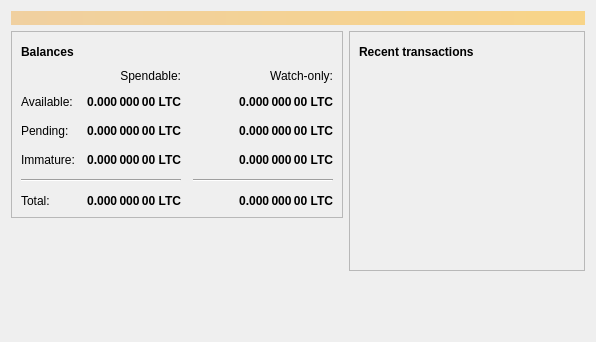
Old version of the form src/qt/forms/overviewpage.ui in the repository experiencecoin/experiencecoin_legacy.
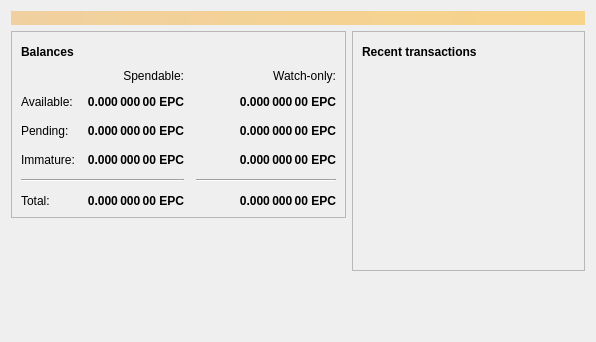
New version of the form. Icons and pictures are not drawn.

Patch:
```diff
--- a/src/qt/forms/overviewpage.ui
+++ b/src/qt/forms/overviewpage.ui
@@ -129,7 +129,7 @@
                <string>Unconfirmed transactions to watch-only addresses</string>
               </property>
               <property name="text">
-               <string notr="true">0.000 000 00 LTC</string>
+               <string notr="true">0.000 000 00 EPC</string>
               </property>
               <property name="alignment">
                <set>Qt::AlignRight|Qt::AlignTrailing|Qt::AlignVCenter</set>
@@ -154,7 +154,7 @@
                <string>Total of transactions that have yet to be confirmed, and do not yet count toward the spendable balance</string>
               </property>
               <property name="text">
-               <string notr="true">0.000 000 00 LTC</string>
+               <string notr="true">0.000 000 00 EPC</string>
               </property>
               <property name="alignment">
                <set>Qt::AlignRight|Qt::AlignTrailing|Qt::AlignVCenter</set>
@@ -179,7 +179,7 @@
                <string>Mined balance in watch-only addresses that has not yet matured</string>
               </property>
               <property name="text">
-               <string notr="true">0.000 000 00 LTC</string>
+               <string notr="true">0.000 000 00 EPC</string>
               </property>
               <property name="alignment">
                <set>Qt::AlignRight|Qt::AlignTrailing|Qt::AlignVCenter</set>
@@ -237,7 +237,7 @@
                <string>Mined balance that has not yet matured</string>
               </property>
               <property name="text">
-               <string notr="true">0.000 000 00 LTC</string>
+               <string notr="true">0.000 000 00 EPC</string>
               </property>
               <property name="alignment">
                <set>Qt::AlignRight|Qt::AlignTrailing|Qt::AlignVCenter</set>
@@ -282,7 +282,7 @@
                <string>Your current total balance</string>
               </property>
               <property name="text">
-               <string notr="true">0.000 000 00 LTC</string>
+               <string notr="true">0.000 000 00 EPC</string>
               </property>
               <property name="alignment">
                <set>Qt::AlignRight|Qt::AlignTrailing|Qt::AlignVCenter</set>
@@ -307,7 +307,7 @@
                <string>Current total balance in watch-only addresses</string>
               </property>
               <property name="text">
-               <string notr="true">0.000 000 00 LTC</string>
+               <string notr="true">0.000 000 00 EPC</string>
               </property>
               <property name="alignment">
                <set>Qt::AlignRight|Qt::AlignTrailing|Qt::AlignVCenter</set>
@@ -349,7 +349,7 @@
                <string>Your current spendable balance</string>
               </property>
               <property name="text">
-               <string notr="true">0.000 000 00 LTC</string>
+               <string notr="true">0.000 000 00 EPC</string>
               </property>
               <property name="alignment">
                <set>Qt::AlignRight|Qt::AlignTrailing|Qt::AlignVCenter</set>
@@ -374,7 +374,7 @@
                <string>Your current balance in watch-only addresses</string>
               </property>
               <property name="text">
-               <string notr="true">0.000 000 00 LTC</string>
+               <string notr="true">0.000 000 00 EPC</string>
               </property>
               <property name="alignment">
                <set>Qt::AlignRight|Qt::AlignTrailing|Qt::AlignVCenter</set>
```
